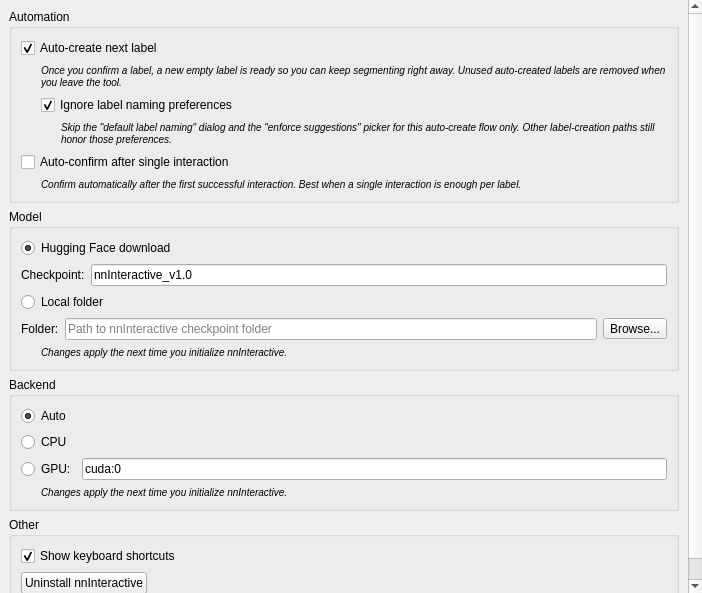
Above: Plugins/org.mitk.gui.qt.segmentation/src/internal/QmitknnInteractivePreferencePage.ui from MITK/MITK before the change. Below: the same form after it.
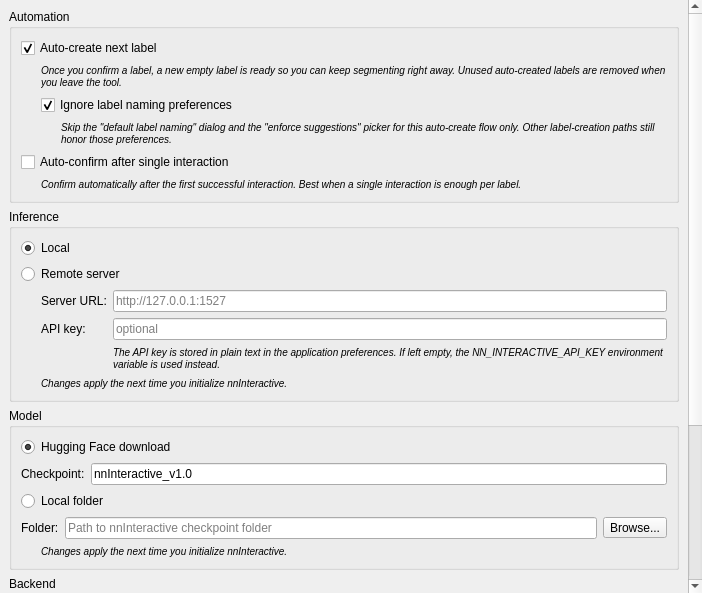
That is the form after the change.

Commit message: Add remote inference mode to nnInteractive tool

```diff
--- a/Plugins/org.mitk.gui.qt.segmentation/src/internal/QmitknnInteractivePreferencePage.ui
+++ b/Plugins/org.mitk.gui.qt.segmentation/src/internal/QmitknnInteractivePreferencePage.ui
@@ -157,6 +157,124 @@
          </layout>
         </widget>
        </item>
+       <item>
+        <widget class="QGroupBox" name="inferenceGroupBox">
+         <property name="title">
+          <string>Inference</string>
+         </property>
+         <layout class="QVBoxLayout" name="inferenceLayout">
+          <item>
+           <widget class="QRadioButton" name="localModeRadioButton">
+            <property name="toolTip">
+             <string>Run inference locally in this application's Python environment.</string>
+            </property>
+            <property name="text">
+             <string>Local</string>
+            </property>
+            <property name="checked">
+             <bool>true</bool>
+            </property>
+           </widget>
+          </item>
+          <item>
+           <widget class="QRadioButton" name="remoteModeRadioButton">
+            <property name="toolTip">
+             <string>Run inference on a remote nninteractive-server, which provides the model and GPU.</string>
+            </property>
+            <property name="text">
+             <string>Remote server</string>
+            </property>
+           </widget>
+          </item>
+          <item>
+           <layout class="QGridLayout" name="remoteServerLayout">
+            <property name="leftMargin">
+             <number>20</number>
+            </property>
+            <property name="topMargin">
+             <number>0</number>
+            </property>
+            <property name="rightMargin">
+             <number>0</number>
+            </property>
+            <property name="bottomMargin">
+             <number>0</number>
+            </property>
+            <item row="0" column="0">
+             <widget class="QLabel" name="serverUrlLabel">
+              <property name="text">
+               <string>Server URL:</string>
+              </property>
+              <property name="buddy">
+               <cstring>serverUrlLineEdit</cstring>
+              </property>
+             </widget>
+            </item>
+            <item row="0" column="1">
+             <widget class="QLineEdit" name="serverUrlLineEdit">
+              <property name="placeholderText">
+               <string>http://127.0.0.1:1527</string>
+              </property>
+             </widget>
+            </item>
+            <item row="1" column="0">
+             <widget class="QLabel" name="apiKeyLabel">
+              <property name="text">
+               <string>API key:</string>
+              </property>
+              <property name="buddy">
+               <cstring>apiKeyLineEdit</cstring>
+              </property>
+             </widget>
+            </item>
+            <item row="1" column="1">
+             <widget class="QLineEdit" name="apiKeyLineEdit">
+              <property name="echoMode">
+               <enum>QLineEdit::EchoMode::Password</enum>
+              </property>
+              <property name="placeholderText">
+               <string>optional</string>
+              </property>
+             </widget>
+            </item>
+            <item row="2" column="1">
+             <widget class="QLabel" name="remoteHelpLabel">
+              <property name="font">
+               <font>
+                <italic>true</italic>
+               </font>
+              </property>
+              <property name="text">
+               <string>&lt;small&gt;The API key is stored in plain text in the application preferences. If left empty, the NN_INTERACTIVE_API_KEY environment variable is used instead.&lt;/small&gt;</string>
+              </property>
+              <property name="wordWrap">
+               <bool>true</bool>
+              </property>
+             </widget>
+            </item>
+           </layout>
+          </item>
+          <item>
+           <widget class="QLabel" name="inferenceRestartNoteLabel">
+            <property name="font">
+             <font>
+              <italic>true</italic>
+             </font>
+            </property>
+            <property name="text">
+             <string>&lt;small&gt;Changes apply the next time you initialize nnInteractive.&lt;/small&gt;</string>
+            </property>
+            <property name="wordWrap">
+             <bool>true</bool>
+            </property>
+            <property name="indent">
+             <number>20</number>
+            </property>
+           </widget>
+          </item>
+         </layout>
+        </widget>
+       </item>
        <item>
         <widget class="QGroupBox" name="modelGroupBox">
          <property name="title">
```
Left out of the diff: 4 changed lines with no effect on the pictures. The commit also changes 6 other files.
